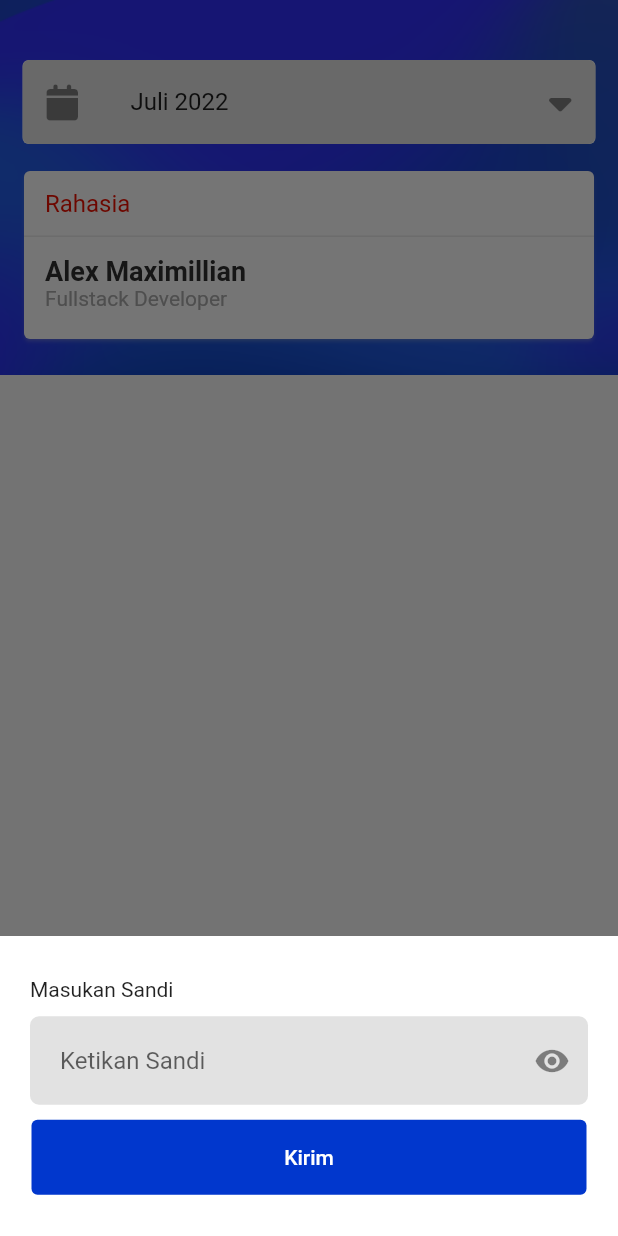
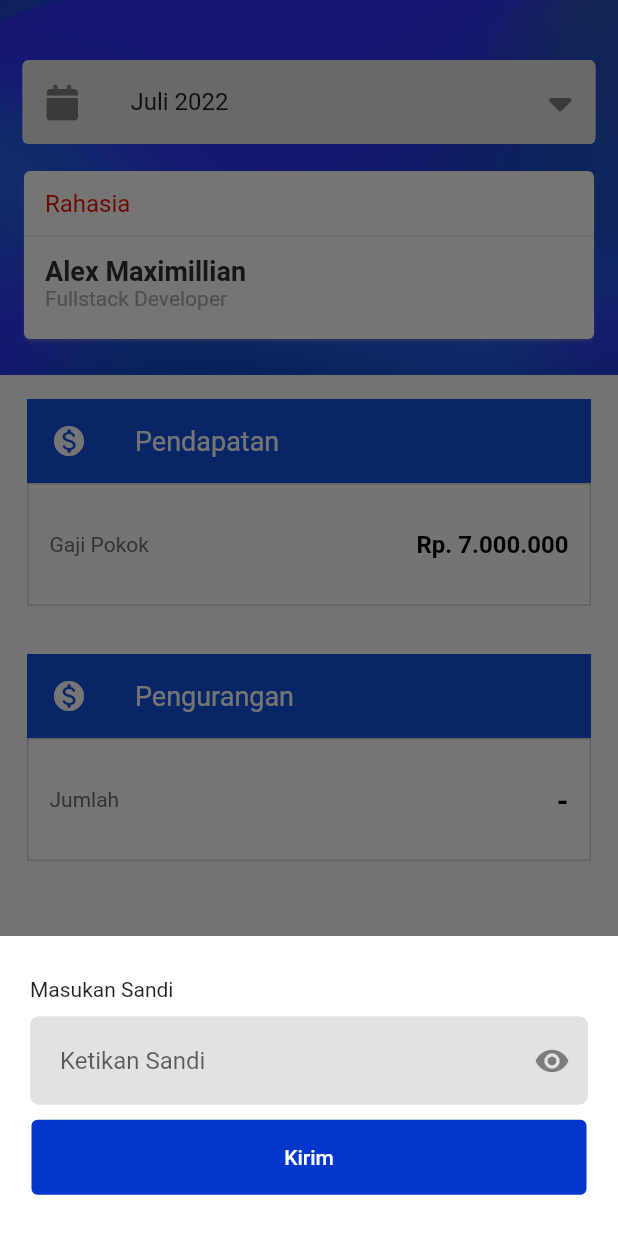
Before and after one commit to rizarisyam/flutter_payroll_app, a Flutter app: the CustomBottomSheet screen opened by its route, on a phone screen of 412 x 824 dp. Run offline on Flutter 3.47's test engine with Material 2 defaults, Android fonts, the light colour scheme and no system bars; our stand-ins replace flutter_svg, font_awesome_flutter, geolocator, google_fonts, google_maps_flutter, sizer and 2 more; missing offline and left inert: syncfusion_localizations; project files that could hold a hidden picture were left out.

Commit message:
adding menu and feature

```diff
--- a/lib/view/menu/salary_page.dart
+++ b/lib/view/menu/salary_page.dart
@@ -4,6 +4,7 @@ import 'package:intl/intl.dart';
 import 'package:payroll_app/widget/button_custom.dart';
 import 'package:payroll_app/widget/date-picker.dart';
 import 'package:payroll_app/widget/form_custom.dart';
+import 'package:payroll_app/widget/salary_card.dart';
 
 class CustomBottomSheet extends StatelessWidget {
   const CustomBottomSheet({Key? key}) : super(key: key);
@@ -27,6 +28,7 @@ class ElementBottomSheet extends StatefulWidget {
 }
 
 class _ElementBottomSheetState extends State<ElementBottomSheet> {
+  bool showWidget = false;
   @override
   void initState() {
     super.initState();
@@ -46,10 +48,11 @@ class _ElementBottomSheetState extends State<ElementBottomSheet> {
   @override
   Widget build(BuildContext context) {
     return Center(
-      child: Container(
+      child: Column(
+        children: [
+          Container(
             height: 250,
             width: double.infinity,
-        color: Colors.red,
             child: Stack(
               children: [
                 Positioned.fill(
@@ -96,8 +99,8 @@ class _ElementBottomSheetState extends State<ElementBottomSheet> {
                           Container(
                             decoration: const BoxDecoration(
                               border: Border(
-                            bottom:
-                                BorderSide(color: Color(0XFFECECEC), width: 1),
+                                bottom: BorderSide(
+                                    color: Color(0XFFECECEC), width: 1),
                               ),
                             ),
                             width: double.infinity,
@@ -106,7 +109,9 @@ class _ElementBottomSheetState extends State<ElementBottomSheet> {
                                   horizontal: 14, vertical: 12),
                               child: Text(
                                 'Rahasia',
-                            style: TextStyle(fontSize: 16, color: Color.fromARGB(255, 237, 16, 0)),
+                                style: TextStyle(
+                                    fontSize: 16,
+                                    color: Color.fromARGB(255, 237, 16, 0)),
                                 textAlign: TextAlign.left,
                               ),
                             ),
@@ -129,7 +134,8 @@ class _ElementBottomSheetState extends State<ElementBottomSheet> {
                                     Text(
                                       "Fullstack Developer",
                                       style: TextStyle(
-                                      color: Color(0XFFABABAB), fontSize: 14),
+                                          color: Color(0XFFABABAB),
+                                          fontSize: 14),
                                     ),
                                   ],
                                 ),
@@ -143,6 +149,10 @@ class _ElementBottomSheetState extends State<ElementBottomSheet> {
                 ),
               ],
             ),
+          ),
+          CardEarns(),
+          CardCashOut()
+        ],
       ),
     );
   }
@@ -178,7 +188,7 @@ class _ElementBottomSheetState extends State<ElementBottomSheet> {
                   padding: const EdgeInsets.symmetric(horizontal: 6),
                   child: ButtonProfile(
                     onPressed: () {
-                      Navigator.pop(context);
+                      Navigator.pop(context,MaterialPageRoute(builder: (context) => CardEarns()));
                     },
                     title: "Kirim",
                     colour: const Color.fromARGB(255, 1, 55, 205),
@@ -192,47 +202,3 @@ class _ElementBottomSheetState extends State<ElementBottomSheet> {
     );
   }
 }
-    // return Center(
-    //   child: ElevatedButton(
-    //     child: const Text('showModalBottomSheet'),
-    //     onPressed: () {
-    //       showModalBottomSheet<void>(
-    //         context: context,
-    //         builder: (BuildContext context) {
-    //           return Container(
-    //             height: 200,
-    //             color: const Color.fromARGB(255, 255, 255, 255),
-    //             child: Column(
-    //               mainAxisAlignment: MainAxisAlignment.center,
-    //               mainAxisSize: MainAxisSize.min,
-    //               children: [
-    //                 Padding(
-    //                   padding: const EdgeInsets.only(left: 20),
-    //                   child: Row(
-    //                     mainAxisAlignment: MainAxisAlignment.start,
-    //                     children: const [
-    //                       Text("Masukan Sandi"),
-    //                     ],
-    //                   ),
-    //                 ),
-    //                 const FormCustomBg(
-    //                   label: 'Ketikan Sandi',
-    //                 ),
-    //                 Padding(
-    //                   padding: const EdgeInsets.symmetric(horizontal: 6),
-    //                   child: ButtonProfile(
-    //                     onPressed: () {
-    //                       Navigator.pop(context);
-    //                     },
-    //                     title: "Masukan Sandi",
-    //                     colour: const Color.fromARGB(255, 1, 55, 205),
-    //                   ),
-    //                 ),
-    //               ],
-    //             ),
-    //           );
-    //         },
-    //       );
-    //     },
-    //   ),
-    // );
--- a/lib/widget/date-picker.dart
+++ b/lib/widget/date-picker.dart
@@ -18,6 +18,7 @@ class CustomDatePicker extends StatelessWidget {
                 textStyle: TextStyle(color: Colors.white)),
                 headerHeight: 80,
             view: DateRangePickerView.month,
+            selectionRadius: 14,
             monthFormat: 'MMM',
             showActionButtons: true,
             showNavigationArrow: true,
--- /dev/null
+++ b/lib/widget/salary_card.dart
@@ -0,0 +1,74 @@
+import 'package:flutter/material.dart';
+import 'package:flutter/src/foundation/key.dart';
+import 'package:flutter/src/widgets/framework.dart';
+
+class CardEarns extends StatelessWidget {
+  const CardEarns({Key? key}) : super(key: key);
+
+  @override
+  Widget build(BuildContext context) {
+    return Padding(
+            padding: const EdgeInsets.symmetric(horizontal: 14, vertical: 12),
+            child: Column(
+              children: [
+                Card(
+                  elevation: 0,
+                  child: Column(
+                    children: const [
+                      ListTile(
+                        leading: Icon(Icons.monetization_on_rounded,color: Colors.white,),
+                        title: Text('Pendapatan', style: TextStyle(color: Colors.white, fontSize: 18),),
+                        tileColor: Color(0xFF1151DD)
+                      ),
+                      ListTile(
+                        contentPadding: EdgeInsets.symmetric(horizontal: 14, vertical: 12),
+                        title: Text('Gaji Pokok', style: TextStyle(color: Color.fromARGB(255, 112, 112, 112), fontSize: 14),),
+                        trailing: Text("Rp. 7.000.000", style: TextStyle(fontSize: 16, color: Colors.black,fontWeight: FontWeight.w600),),
+                        tileColor: Color.fromARGB(255, 252, 252, 252),
+                        shape: RoundedRectangleBorder(
+                          side: BorderSide(color:Color.fromARGB(255, 211, 211, 211), width: 1),
+                        ),
+                      ),
+                    ],
+                  ),
+                ),
+              ],
+            ),
+          );
+  }
+}
+
+class CardCashOut extends StatelessWidget {
+  const CardCashOut({Key? key}) : super(key: key);
+
+  @override
+  Widget build(BuildContext context) {
+    return Padding(
+            padding: const EdgeInsets.symmetric(horizontal: 14, vertical: 12),
+            child: Column(
+              children: [
+                Card(
+                  elevation: 0,
+                  child: Column(
+                    children: const [
+                      ListTile(
+                        leading: Icon(Icons.monetization_on_rounded,color: Colors.white,),
+                        title: Text('Pengurangan', style: TextStyle(color: Colors.white, fontSize: 18),),
+                        tileColor: Color(0xFF1151DD)
+                      ),
+                      ListTile(
+                        contentPadding: EdgeInsets.symmetric(horizontal: 14, vertical: 12),
+                        title: Text('Jumlah', style: TextStyle(color: Color.fromARGB(255, 112, 112, 112), fontSize: 14),),
+                        trailing: Text("-", style: TextStyle(fontSize: 20, color: Colors.black,fontWeight: FontWeight.w600),),
+                        shape: RoundedRectangleBorder(
+                          side: BorderSide(color:Color.fromARGB(255, 211, 211, 211), width: 1),
+                        ),
+                      ),
+                    ],
+                  ),
+                )
+              ],
+            ),
+          );
+  }
+}
```
Lines whose indentation alone changed are shown as unchanged.
